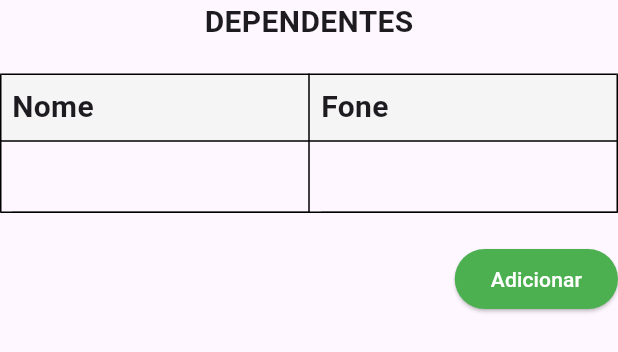
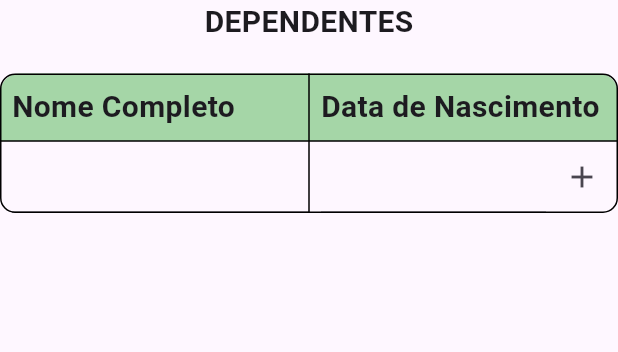
Before and after one commit to e-duarte/colonia, a Flutter app: the DependenteTable widget shown alone on an empty page, opened directly with empty values, on a phone screen of 412 x 824 dp. Shown: the top 352 px of the screen. Run offline on Flutter 3.47's test engine with Material 3 defaults, Android fonts, the phone set to English and light mode, and no system bars; our stand-ins replace brasil_fields, data_table_2, file_picker, get, open_filex, shared_preferences; missing offline and left inert: bitsdojo_window; accounts and stored records are empty; network calls fail.

Commit message:
Update Pescador store page. Refact dependente table. And remodel Pescador Model

```diff
--- a/lib/app/models/pescador.dart
+++ b/lib/app/models/pescador.dart
@@ -4,6 +4,7 @@ import 'package:intl/intl.dart';
 
 class Pescador {
   int? id;
+  final int idMatricula;
   final String nome;
   final String apelido;
   final String pai;
@@ -34,6 +35,7 @@ class Pescador {
 
   Pescador({
     this.id,
+    required this.idMatricula,
     required this.nome,
     required this.apelido,
     required this.pai,
@@ -64,10 +66,9 @@ class Pescador {
     final dependentesConverted =
         dependentes.map((e) => Dependente.fromJson(e)).toList();
 
-    // print(dependentesConverted);
-
     return Pescador(
       id: data['id'],
+      idMatricula: data['idMatricula'],
       nome: data['nome'],
       apelido: data['apelido'],
       pai: data['pai'],
@@ -149,6 +150,7 @@ class Pescador {
   }) {
     return Pescador(
       id: id ?? this.id,
+      idMatricula: idMatricula ?? this.idMatricula,
       nome: nome ?? this.nome,
       apelido: apelido ?? this.apelido,
       pai: pai ?? this.pai,
--- a/lib/app/pages/payment_page.dart
+++ b/lib/app/pages/payment_page.dart
@@ -41,7 +41,9 @@ class _PaymentPageState extends State<PaymentPage> {
           width: 200,
           child: DateField(
             initValue: paymentDate,
-            handle: (value) {
+            decoration: true,
+            labelText: 'Data de pagamento',
+            onChanged: (value) {
               setState(() {
                 paymentDate = value;
               });
--- a/lib/app/widgets/date_field.dart
+++ b/lib/app/widgets/date_field.dart
@@ -2,27 +2,35 @@ import 'package:flutter/material.dart';
 import 'package:intl/intl.dart';
 
 class DateField extends StatelessWidget {
-  const DateField({required this.initValue, required this.handle, super.key});
+  const DateField({
+    super.key,
+    required this.initValue,
+    required this.decoration,
+    required this.labelText,
+    required this.onChanged,
+  });
 
   final String initValue;
-  final void Function(String date) handle;
+  final bool decoration;
+  final String labelText;
+  final void Function(String date) onChanged;
 
   @override
   Widget build(BuildContext context) {
     return TextFormField(
       key: UniqueKey(),
       initialValue: initValue,
-      // onChanged: (value) => dataNascimento = value,
-      // validator: validation,
-      // maxLength: 10,
-      decoration: const InputDecoration(
-        labelText: 'Data do pagamento',
-        labelStyle: TextStyle(color: Colors.green),
-        focusedBorder: OutlineInputBorder(
-          borderSide: BorderSide(color: Colors.green),
-        ),
-        border: OutlineInputBorder(borderSide: BorderSide(color: Colors.black)),
-      ),
+      decoration: decoration
+          ? InputDecoration(
+              labelText: labelText,
+              labelStyle: const TextStyle(color: Colors.green),
+              focusedBorder: const OutlineInputBorder(
+                borderSide: BorderSide(color: Colors.green),
+              ),
+              border: const OutlineInputBorder(
+                  borderSide: BorderSide(color: Colors.black)),
+            )
+          : null,
       readOnly: true,
       onTap: () async {
         DateTime? pickedDate = await showDatePicker(
@@ -34,7 +42,7 @@ class DateField extends StatelessWidget {
 
         if (pickedDate != null) {
           String formattedDate = DateFormat('dd/MM/yyyy').format(pickedDate);
-          handle(formattedDate);
+          onChanged(formattedDate);
         }
       },
     );
--- a/lib/app/widgets/dependente_table.dart
+++ b/lib/app/widgets/dependente_table.dart
@@ -1,8 +1,9 @@
+import 'package:colonia/app/widgets/date_field.dart';
 import 'package:flutter/material.dart';
 
 class _DependenteTableState extends State<DependenteTable> {
-  String? novoNomeDependente;
-  String? novoFoneDependente;
+  String? newNomeDependente;
+  String? newDateDependente;
 
   List<Map<String, dynamic>> dependentes = [];
 
@@ -34,15 +35,20 @@ class _DependenteTableState extends State<DependenteTable> {
           ),
           child: SingleChildScrollView(
             child: Table(
-              border: TableBorder.all(),
+              border: TableBorder.all(
+                  borderRadius: const BorderRadius.all(Radius.circular(10))),
               children: [
                 TableRow(
                   children: [
                     Container(
-                      color: Colors.grey[100],
                       padding: const EdgeInsets.all(8),
+                      decoration: BoxDecoration(
+                        color: Colors.green[200],
+                        borderRadius: const BorderRadius.only(
+                            topLeft: Radius.circular(13)),
+                      ),
                       child: const Text(
-                        'Nome',
+                        'Nome Completo',
                         style: TextStyle(
                           fontSize: 20,
                           fontWeight: FontWeight.bold,
@@ -50,10 +56,14 @@ class _DependenteTableState extends State<DependenteTable> {
                       ),
                     ),
                     Container(
-                      color: Colors.grey[100],
                       padding: const EdgeInsets.all(8),
+                      decoration: BoxDecoration(
+                        color: Colors.green[200],
+                        borderRadius: const BorderRadius.only(
+                            topRight: Radius.circular(13)),
+                      ),
                       child: const Text(
-                        'Fone',
+                        'Data de Nascimento',
                         style: TextStyle(
                           fontSize: 20,
                           fontWeight: FontWeight.bold,
@@ -62,61 +72,89 @@ class _DependenteTableState extends State<DependenteTable> {
                     )
                   ],
                 ),
-                ...List<int>.generate(dependentes.length, (index) => index)
-                    .map((index) {
-                  return TableRow(children: [
+                ..._buildExistDependentesRow(),
+                _buildNewDependentesRow(),
+              ],
+            ),
+          ),
+        ),
+      ],
+    );
+  }
+
+  List<TableRow> _buildExistDependentesRow() {
+    return List<int>.generate(dependentes.length, (index) => index).map(
+      (index) {
+        return TableRow(
+          children: [
             Container(
               padding: const EdgeInsets.only(left: 8),
               child: TextFormField(
-                        initialValue: dependentes[index]['nome'],
-                        onChanged: (value) =>
-                            dependentes[index]['nome'] = value,
+                initialValue: dependentes[index]['name'],
+                onChanged: (value) => dependentes[index]['name'] = value,
               ),
             ),
-                    Container(
+            Row(
+              children: [
+                Expanded(
+                  child: Container(
                     padding: const EdgeInsets.only(left: 8),
-                      child: TextFormField(
-                        initialValue: dependentes[index]['telefone'],
+                    child: DateField(
+                        initValue: dependentes[index]['date'],
+                        decoration: false,
+                        labelText: '',
                         onChanged: (value) =>
-                            dependentes[index]['telefone'] = value,
+                            dependentes[index]['date'] = value),
                   ),
+                ),
+                SizedBox(
+                  child: IconButton(
+                    icon: const Icon(Icons.delete),
+                    onPressed: () => _removeDependente(index),
+                  ),
+                ),
+              ],
             )
-                  ]);
-                }).toList(),
-                TableRow(children: [
+          ],
+        );
+      },
+    ).toList();
+  }
+
+  TableRow _buildNewDependentesRow() {
+    return TableRow(
+      children: [
         Container(
           padding: const EdgeInsets.only(left: 8),
           child: TextFormField(
             key: UniqueKey(),
-                      onChanged: (value) => novoNomeDependente = value,
+            initialValue: newNomeDependente,
+            onChanged: (value) => newNomeDependente = value,
           ),
         ),
-                  Container(
+        Row(
+          children: [
+            Expanded(
+              child: Container(
                 padding: const EdgeInsets.only(left: 8),
-                    child: TextFormField(
-                      key: UniqueKey(),
-                      onChanged: (value) => novoFoneDependente = value,
-                    ),
-                  )
-                ])
-              ],
+                child: DateField(
+                  initValue: newDateDependente ?? '',
+                  decoration: false,
+                  labelText: '',
+                  onChanged: (value) {
+                    setState(() => newDateDependente = value);
+                  },
                 ),
               ),
             ),
-        heightSpacing,
-        Row(
-          children: [
-            const Spacer(),
-            ElevatedButton(
-              style: ElevatedButton.styleFrom(
-                backgroundColor: Colors.green,
+            SizedBox(
+              child: IconButton(
+                icon: const Icon(Icons.add),
+                onPressed: _updateDependentes,
               ),
-              onPressed: _updateDependentes,
-              child: const Text('Adicionar',
-                  style: TextStyle(color: Colors.white)),
-            ),
+            )
           ],
-        ),
+        )
       ],
     );
   }
@@ -125,12 +163,21 @@ class _DependenteTableState extends State<DependenteTable> {
     setState(() {
       dependentes.add(
         {
-          'nome': novoNomeDependente!,
-          'telefone': novoFoneDependente!,
+          'name': newNomeDependente!,
+          'date': newDateDependente!,
         },
       );
 
+      newNomeDependente = null;
+      newDateDependente = null;
+
       widget.onChanged(dependentes);
+    });
+  }
+
+  void _removeDependente(int index) {
+    setState(() {
+      dependentes.removeAt(index);
     });
   }
 }
```
Also changed, not shown: lib/app/data/pescadores.dart (+14 -0 lines), lib/app/pages/pescador_store_page.dart (+5 -3 lines). Lines whose indentation alone changed are shown as unchanged.
